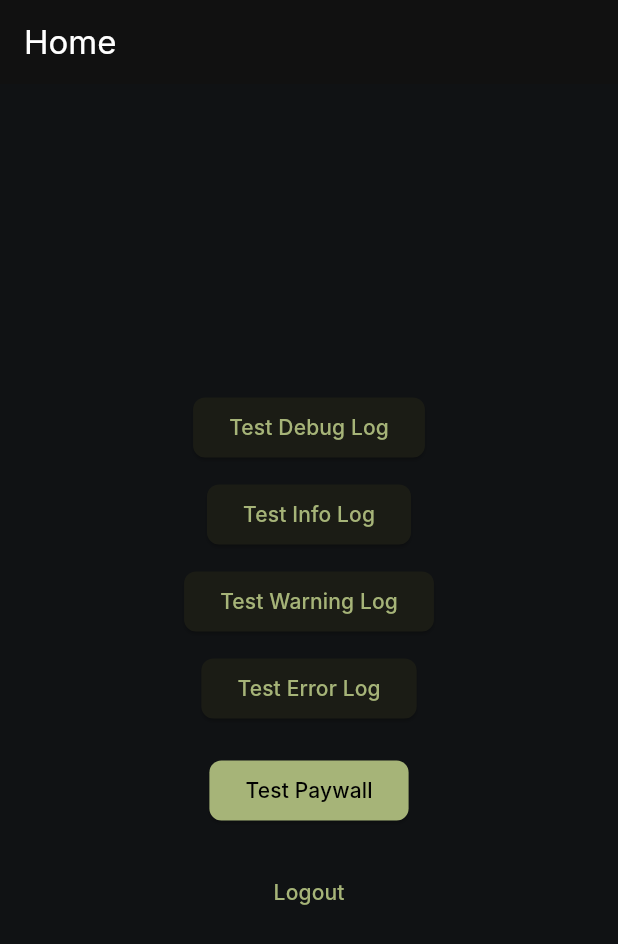
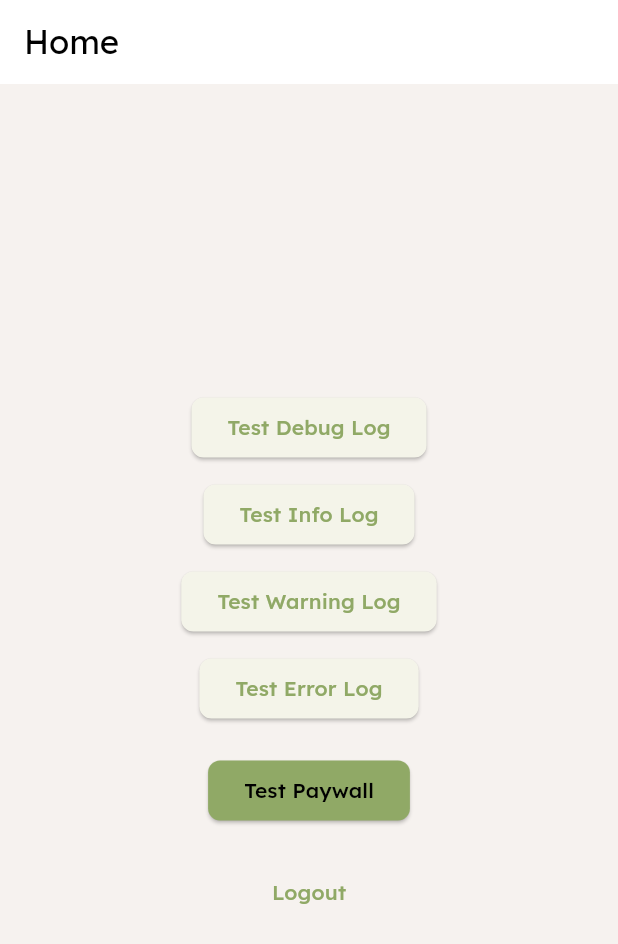
Before and after one commit to haaris94/enmay_flutter_starter, a Flutter app: the screen it shows once a user with an empty profile is signed in, on a phone screen of 412 x 824 dp. Shown: the top 944 px of the screen. Run offline on Flutter 3.47's test engine with Material 3 defaults, Android fonts, the phone set to English and light mode, and no system bars; our stand-ins replace dio, firebase_auth, firebase_core, firebase_crashlytics, flex_color_scheme, flutter_animate and 11 more; accounts and stored records are empty; generated files the repository leaves out were written again; Roboto replaces fonts that are missing (Inter).

Commit message:
Update theme to use system mode and Google Fonts
Changed themeMode to ThemeMode.system for dynamic light/dark theme switching. Updated app theme to use Google Fonts (Lexend for light theme, Manrope for dark theme) and applied custom letter spacing to Manrope text theme.

```diff
--- a/lib/src/app/startup/widgets/app_startup_completed.dart
+++ b/lib/src/app/startup/widgets/app_startup_completed.dart
@@ -16,7 +16,7 @@ class AppStartupCompleted extends ConsumerWidget {
       title: 'Enmay Flutter Starter',
       theme: AppTheme.lightTheme,
       darkTheme: AppTheme.darkTheme,
-      themeMode: ThemeMode.dark,
+      themeMode: ThemeMode.system,
       debugShowCheckedModeBanner: false,
     );
   }
--- a/lib/src/app/theme/app_theme.dart
+++ b/lib/src/app/theme/app_theme.dart
@@ -25,7 +25,7 @@
 //     transparentStatusBar: true,
 //     appBarElevation: 0,
 //     // Typography
-//     fontFamily: 'Inter', // Add Inter font to pubspec.yaml
+//     fontFamily: GoogleFonts.manrope().fontFamily, // Add Inter font to pubspec.yaml
 //     // Custom component themes for shadcn look
 //     subThemesData: const FlexSubThemesData(
 //       blendOnLevel: 1,
@@ -73,7 +73,7 @@
 //     appBarOpacity: 1.0,
 //     transparentStatusBar: true,
 //     appBarElevation: 0,
-//     fontFamily: 'Inter',
+//     fontFamily: GoogleFonts.manrope().fontFamily,
 //     subThemesData: const FlexSubThemesData(
 //       blendOnLevel: 1,
 //       useM2StyleDividerInM3: false,
@@ -139,6 +139,7 @@
 import 'package:enmay_flutter_starter/src/app/theme/colors.dart';
 import 'package:flex_color_scheme/flex_color_scheme.dart';
 import 'package:flutter/material.dart';
+import 'package:google_fonts/google_fonts.dart';
 
 class AppTheme {
   // --- LIGHT THEME ---
@@ -193,7 +194,7 @@ class AppTheme {
       cardElevation: 0,
     ),
 
-    fontFamily: 'Inter',
+    fontFamily: GoogleFonts.lexend().fontFamily,
     useMaterial3: true,
   );
 
@@ -228,7 +229,24 @@ class AppTheme {
       cardElevation: 0,
     ),
 
-    fontFamily: 'Inter',
+    fontFamily: GoogleFonts.manrope().fontFamily,
+    textTheme: GoogleFonts.manropeTextTheme().copyWith(
+      displayLarge: GoogleFonts.manrope(letterSpacing: 0.3),
+      displayMedium: GoogleFonts.manrope(letterSpacing: 0.3),
+      displaySmall: GoogleFonts.manrope(letterSpacing: 0.3),
+      headlineLarge: GoogleFonts.manrope(letterSpacing: 0.3),
+      headlineMedium: GoogleFonts.manrope(letterSpacing: 0.3),
+      headlineSmall: GoogleFonts.manrope(letterSpacing: 0.3),
+      titleLarge: GoogleFonts.manrope(letterSpacing: 0.3),
+      titleMedium: GoogleFonts.manrope(letterSpacing: 0.3),
+      titleSmall: GoogleFonts.manrope(letterSpacing: 0.3),
+      bodyLarge: GoogleFonts.manrope(letterSpacing: 0.3),
+      bodyMedium: GoogleFonts.manrope(letterSpacing: 0.3),
+      bodySmall: GoogleFonts.manrope(letterSpacing: 0.3),
+      labelLarge: GoogleFonts.manrope(letterSpacing: 0.3),
+      labelMedium: GoogleFonts.manrope(letterSpacing: 0.3),
+      labelSmall: GoogleFonts.manrope(letterSpacing: 0.3),
+    ),
     useMaterial3: true,
   );
 }
```
